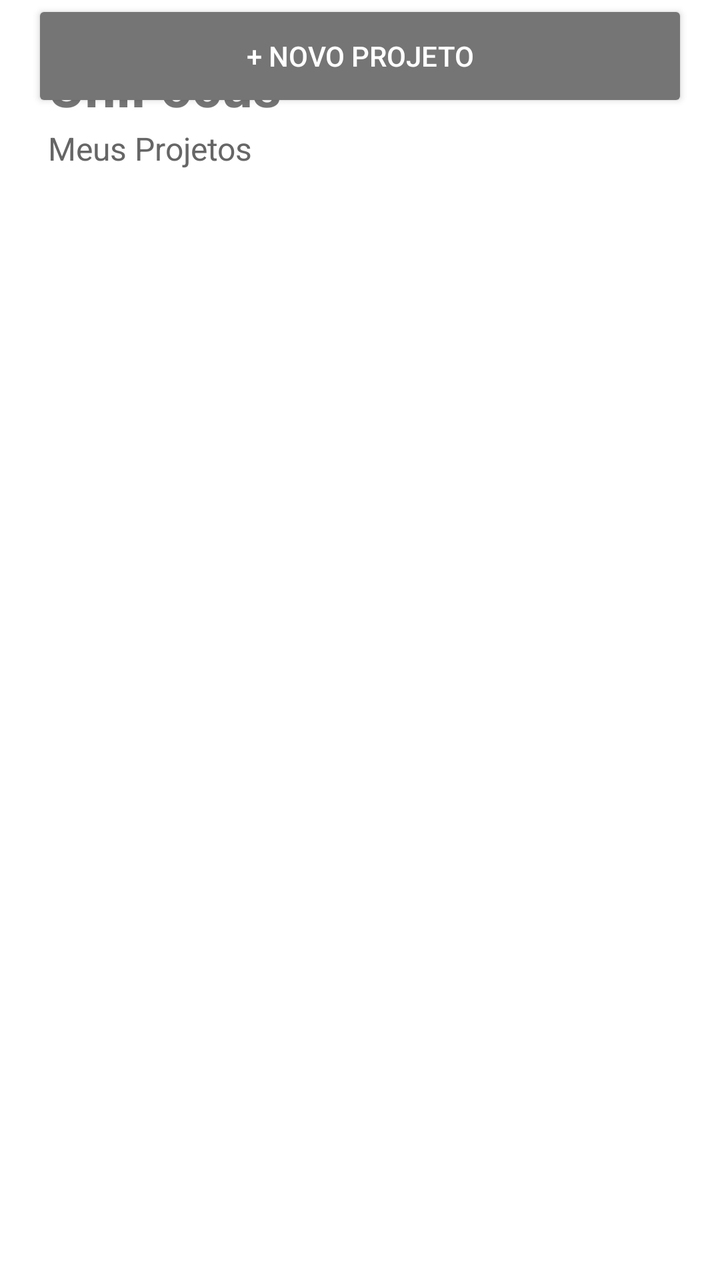
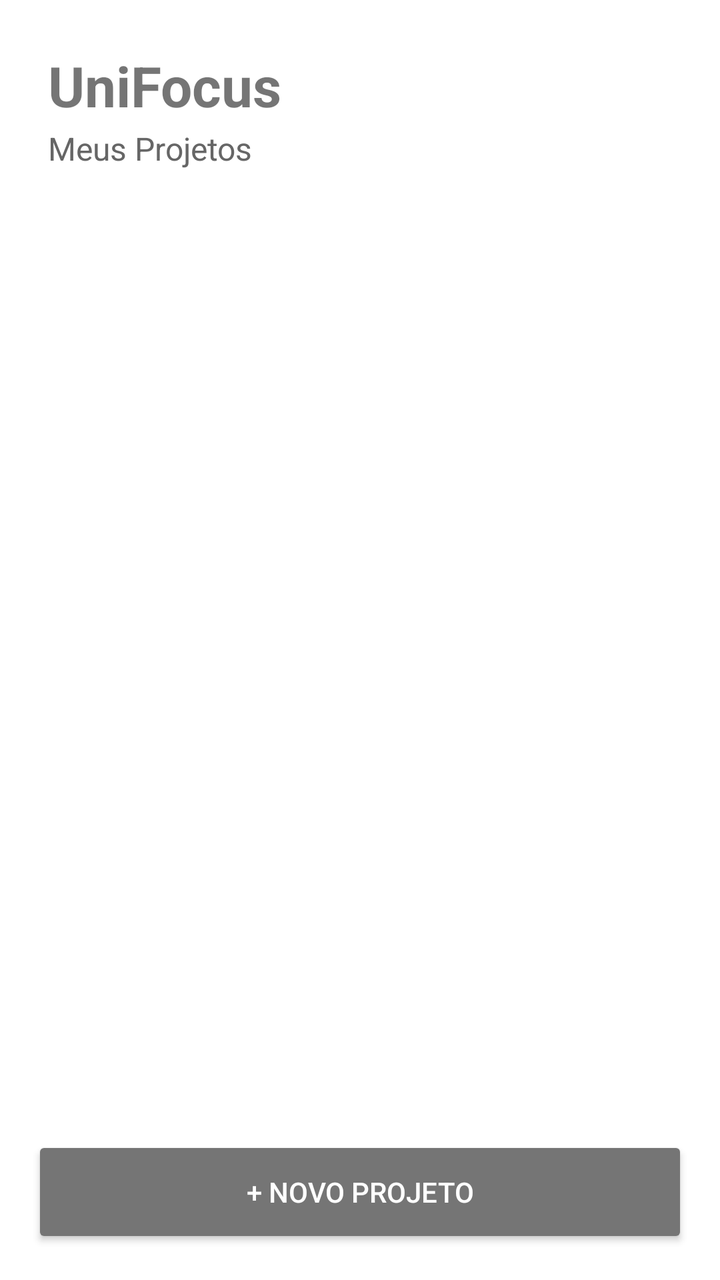

Compare the two renders of this Android layout. The source of the first and the diff that turns it into the second are given below.
<!-- AndroidManifest.xml: activity theme Theme.GestaoDeProjetos -->
<!-- res/layout/activity_main.xml -->
<?xml version="1.0" encoding="utf-8"?>
<androidx.constraintlayout.widget.ConstraintLayout xmlns:android="http://schemas.android.com/apk/res/android"
    xmlns:app="http://schemas.android.com/apk/res-auto"
    xmlns:tools="http://schemas.android.com/tools"
    android:layout_width="match_parent"
    android:layout_height="match_parent"
    android:background="@color/white">

    <LinearLayout
        android:id="@+id/header"
        android:layout_width="match_parent"
        android:layout_height="wrap_content"
        android:orientation="vertical"
        android:padding="24dp"
        app:layout_constraintTop_toTopOf="parent">

        <TextView
            android:id="@+id/tvAppTitle"
            android:layout_width="wrap_content"
            android:layout_height="wrap_content"
            android:text="@string/unifocus"
            android:textSize="28sp"
            android:textStyle="bold" />

        <TextView
            android:id="@+id/tvScreenTitle"
            android:layout_width="wrap_content"
            android:layout_height="wrap_content"
            android:text="@string/meus_projetos"
            android:textSize="16sp"
            android:textColor="#666666"
            android:layout_marginTop="2dp" />
    </LinearLayout>

    <ScrollView
        android:layout_width="match_parent"
        android:layout_height="0dp"
        app:layout_constraintBottom_toTopOf="@+id/btnNovoProjeto"
        app:layout_constraintTop_toBottomOf="@id/header">

        <LinearLayout
            android:id="@+id/containerProjetos"
            android:layout_width="match_parent"
            android:layout_height="wrap_content"
            android:orientation="vertical"
            android:padding="16dp" />
    </ScrollView>

    <Button
        android:id="@+id/btnNovoProjeto"
        android:layout_width="match_parent"
        android:layout_height="56dp"
        android:layout_margin="16dp"
        android:text="@string/novo_projeto_plus"
        android:backgroundTint="#757575"
        android:textColor="#FFFFFF" />

</androidx.constraintlayout.widget.ConstraintLayout>
<!-- resources referenced by this layout -->
<resources>
  <color name="white">#FFFFFFFF</color>
  <string name="meus_projetos">Meus Projetos</string>
  <string name="novo_projeto_plus">+ Novo Projeto</string>
  <string name="unifocus">UniFocus</string>
  <style name="Theme.GestaoDeProjetos" parent="Theme.MaterialComponents.Light.NoActionBar">
          <item name="colorPrimary">@color/grey_dark</item>
          <item name="colorPrimaryVariant">@color/black</item>
          <item name="colorOnPrimary">@color/white</item>
          <item name="colorSecondary">@color/grey_medium</item>
          <item name="colorOnSecondary">@color/black</item>
          <item name="android:statusBarColor">@color/white</item>
          <item name="android:windowLightStatusBar">true</item>
      </style>
  <color name="grey_dark">#757575</color>
  <color name="black">#FF000000</color>
  <color name="grey_medium">#BDBDBD</color>
</resources>

<!-- the commit's change to res/layout/activity_main.xml (unified diff, before → after) -->
@@ -8,11 +8,13 @@
 
     <LinearLayout
         android:id="@+id/header"
-        android:layout_width="match_parent"
+        android:layout_width="0dp"
         android:layout_height="wrap_content"
         android:orientation="vertical"
         android:padding="24dp"
-        app:layout_constraintTop_toTopOf="parent">
+        app:layout_constraintTop_toTopOf="parent"
+        app:layout_constraintStart_toStartOf="parent"
+        app:layout_constraintEnd_toEndOf="parent">
 
         <TextView
             android:id="@+id/tvAppTitle"
@@ -33,10 +35,12 @@
     </LinearLayout>
 
     <ScrollView
-        android:layout_width="match_parent"
+        android:layout_width="0dp"
         android:layout_height="0dp"
-        app:layout_constraintBottom_toTopOf="@+id/btnNovoProjeto"
-        app:layout_constraintTop_toBottomOf="@id/header">
+        app:layout_constraintTop_toBottomOf="@id/header"
+        app:layout_constraintBottom_toTopOf="@id/btnNovoProjeto"
+        app:layout_constraintStart_toStartOf="parent"
+        app:layout_constraintEnd_toEndOf="parent">
 
         <LinearLayout
             android:id="@+id/containerProjetos"
@@ -48,11 +52,14 @@
 
     <Button
         android:id="@+id/btnNovoProjeto"
-        android:layout_width="match_parent"
+        android:layout_width="0dp"
         android:layout_height="56dp"
         android:layout_margin="16dp"
         android:text="@string/novo_projeto_plus"
         android:backgroundTint="#757575"
-        android:textColor="#FFFFFF" />
+        android:textColor="#FFFFFF"
+        app:layout_constraintBottom_toBottomOf="parent"
+        app:layout_constraintStart_toStartOf="parent"
+        app:layout_constraintEnd_toEndOf="parent" />
 
 </androidx.constraintlayout.widget.ConstraintLayout>
